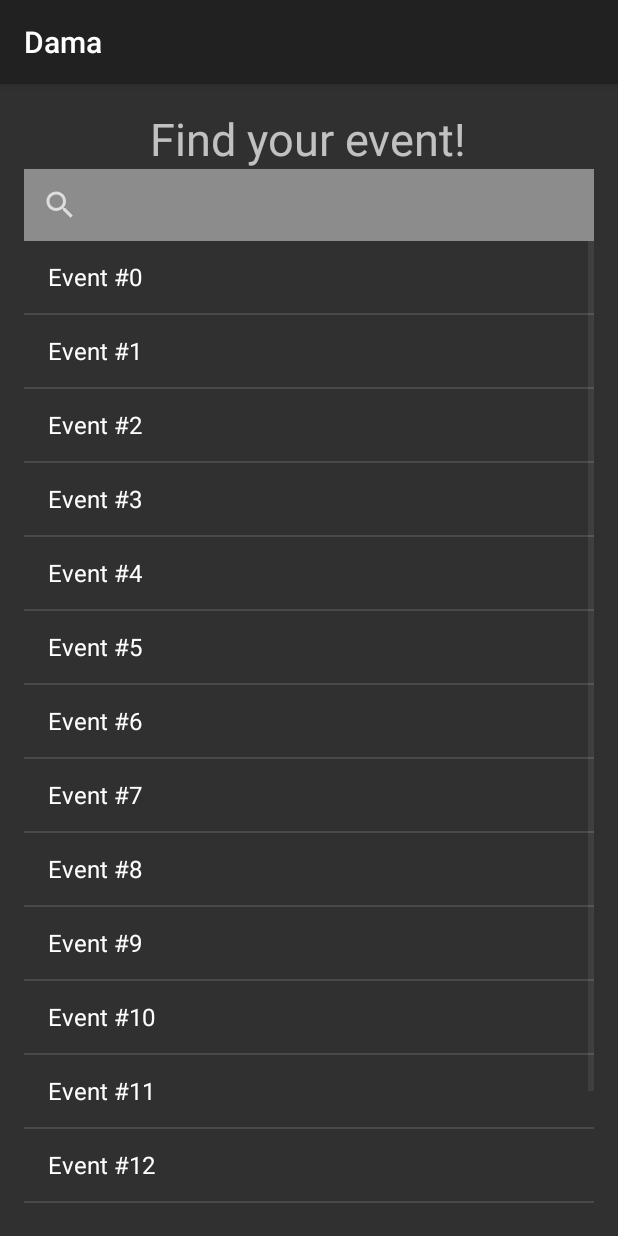
After one commit to mikespallino/COMP3800, an Android app: the JoinEventPickerActivity screen opened directly, with no data from a screen before it, on a phone screen of 412 x 824 dp. The commit adds this screen. Run offline under Robolectric (Android 15) with nearby library versions, the phone set to English and light mode, and no system bars.

Commit message:
[MOBILE APP] - Added Join Event picking activities.

```diff
--- a/app/src/main/AndroidManifest.xml
+++ b/app/src/main/AndroidManifest.xml
@@ -30,7 +30,10 @@
             android:theme="@style/Theme.AppCompat" />
         <activity
             android:name=".activity.HostPlaylistPickerActivity"
-            android:theme="@style/Theme.AppCompat"/>
+            android:theme="@style/Theme.AppCompat" />
+        <activity
+            android:name=".activity.JoinEventPickerActivity"
+            android:theme="@style/Theme.AppCompat"></activity>
     </application>
 
 </manifest>
--- /dev/null
+++ b/app/src/main/java/mam/dama/activity/JoinEventPickerActivity.java
@@ -0,0 +1,88 @@
+package mam.dama.activity;
+
+import android.content.DialogInterface;
+import android.support.v7.app.AlertDialog;
+import android.support.v7.app.AppCompatActivity;
+import android.os.Bundle;
+import android.text.InputType;
+import android.util.Log;
+import android.view.View;
+import android.widget.AdapterView;
+import android.widget.ArrayAdapter;
+import android.widget.EditText;
+import android.widget.LinearLayout;
+import android.widget.ListView;
+import android.widget.SearchView;
+
+import java.util.ArrayList;
+
+import mam.dama.R;
+
+public class JoinEventPickerActivity extends AppCompatActivity {
+
+    private String eventNameText = "";
+    private String eventNamePassword = "";
+
+    @Override
+    protected void onCreate(Bundle savedInstanceState) {
+        super.onCreate(savedInstanceState);
+        setContentView(R.layout.activity_join_event_picker);
+
+        // Add the event items
+        ArrayList<String> eventItems = new ArrayList<>();
+        for (int i = 0; i < 15; i ++) {
+            eventItems.add("Event #" + i);
+        }
+        ArrayAdapter<String> adapter = new ArrayAdapter<String>(this,
+                android.R.layout.simple_list_item_1,
+                eventItems);
+
+        final ListView eventView = (ListView) findViewById(R.id.eventListView);
+        eventView.setAdapter(adapter);
+
+        SearchView eventSearchBar = (SearchView) findViewById(R.id.eventSearchView);
+        // TODO: make this actually search.
+
+        // Display the Alert Dialog
+        eventView.setOnItemClickListener(new AdapterView.OnItemClickListener() {
+            @Override
+            public void onItemClick(AdapterView<?> parent, View view, int position, long id) {
+                final String selectedEvent = (String) eventView.getItemAtPosition(position);
+                Log.v("DAMA", selectedEvent);
+                AlertDialog.Builder builder = new AlertDialog.Builder(JoinEventPickerActivity.this);
+                builder.setTitle(selectedEvent);
+
+                LinearLayout dialogLayout = new LinearLayout(JoinEventPickerActivity.this);
+                dialogLayout.setOrientation(LinearLayout.VERTICAL);
+
+
+                final EditText eventPassword = new EditText(JoinEventPickerActivity.this);
+                eventPassword.setInputType(InputType.TYPE_CLASS_TEXT | InputType.TYPE_TEXT_VARIATION_PASSWORD);
+                eventPassword.setHint("Password: (Optional)");
+
+                //dialogLayout.addView(selectedEvent);
+                dialogLayout.addView(eventPassword);
+
+                builder.setView(dialogLayout);
+
+                builder.setPositiveButton("Join", new DialogInterface.OnClickListener() {
+                    @Override
+                    public void onClick(DialogInterface dialog, int which) {
+                        eventNameText = selectedEvent;
+                        eventNamePassword = eventPassword.getText().toString();
+                        Log.v("DAMA [EVENT NAME]:", eventNameText);
+                        Log.v("DAMA [EVENT PASSWORD]:", eventNamePassword);
+                    }
+                });
+                builder.setNegativeButton("Cancel", new DialogInterface.OnClickListener() {
+                    @Override
+                    public void onClick(DialogInterface dialog, int which) {
+                        dialog.cancel();
+                    }
+                });
+
+                builder.show();
+            }
+        });
+    }
+}
--- /dev/null
+++ b/app/src/main/res/layout/activity_join_event_picker.xml
@@ -0,0 +1,37 @@
+<?xml version="1.0" encoding="utf-8"?>
+<RelativeLayout xmlns:android="http://schemas.android.com/apk/res/android"
+    xmlns:tools="http://schemas.android.com/tools"
+    android:layout_width="match_parent"
+    android:layout_height="match_parent"
+    android:paddingBottom="@dimen/activity_vertical_margin"
+    android:paddingLeft="@dimen/activity_horizontal_margin"
+    android:paddingRight="@dimen/activity_horizontal_margin"
+    android:paddingTop="@dimen/activity_vertical_margin"
+    tools:context="mam.dama.activity.JoinEventPickerActivity">
+
+
+    <TextView
+        android:id="@+id/findEvent"
+        android:text="@string/findEvent"
+        android:textSize="30sp"
+        android:layout_centerHorizontal="true"
+        android:layout_width="wrap_content"
+        android:layout_height="wrap_content" />
+
+    <SearchView
+        android:layout_width="wrap_content"
+        android:layout_height="wrap_content"
+        android:id="@+id/eventSearchView"
+        android:layout_below="@+id/findEvent"
+        android:layout_alignParentStart="true"
+        android:layout_alignParentEnd="true"
+        android:background="@color/colorLightGray"/>
+
+    <ListView
+        android:layout_width="wrap_content"
+        android:layout_height="wrap_content"
+        android:id="@+id/eventListView"
+        android:layout_below="@+id/eventSearchView"
+        android:layout_alignParentStart="true" />
+
+</RelativeLayout>
--- a/app/src/main/res/values/strings.xml
+++ b/app/src/main/res/values/strings.xml
@@ -7,6 +7,7 @@
     <string name="login">Login</string>
     <string name="password">Password</string>
     <string name="pickPlaylist">Pick your playlist!</string>
+    <string name="findEvent">Find your event!</string>
 
     <!--Static Random TextViews-->
     <string name="or">or</string>
```
Also changed, not shown: app/src/main/java/mam/dama/activity/JoinHostActivity.java (+9 -0 lines).
